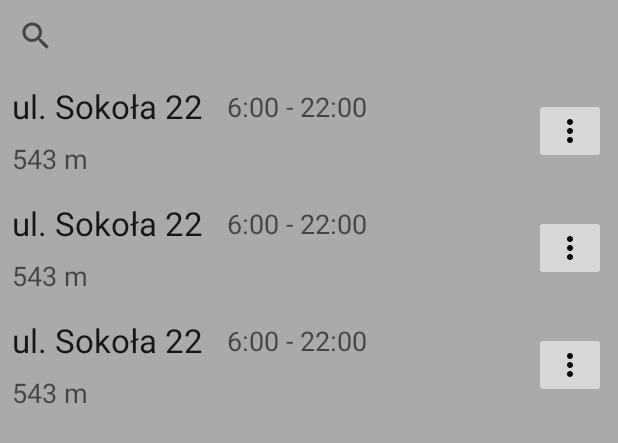
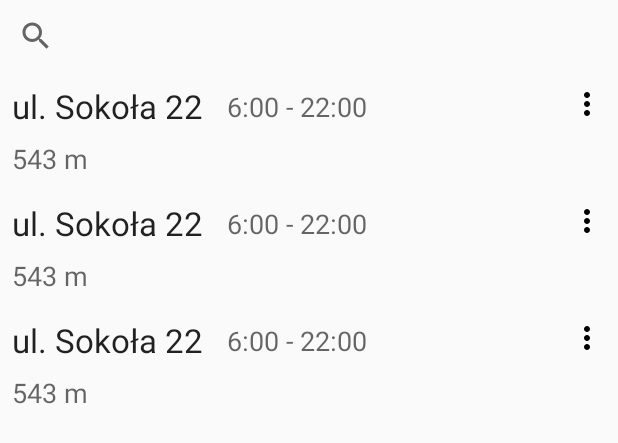
Before and after one commit to asvid/GdzieTaBiedra, an Android app: the layout shoplist_rib.xml on its own in the app's theme, with its tools: preview values and no code run, on a phone screen of 412 x 824 dp. Shown: the top 443 px of the screen. Run offline under Robolectric (Android 15) with nearby library versions, the phone set to English and light mode, and no system bars.

Commit message:
#1 working list with fake data

```diff
--- a/app/src/main/res/layout/shop_list_item.xml
+++ b/app/src/main/res/layout/shop_list_item.xml
@@ -5,21 +5,18 @@
     xmlns:tools="http://schemas.android.com/tools"
     android:layout_width="match_parent"
     android:layout_height="wrap_content"
-    >
+    android:background="?android:attr/selectableItemBackground">
 
     <ImageButton
-      android:id="@+id/imageButton"
-      android:layout_width="wrap_content"
-      android:layout_height="wrap_content"
-      android:layout_marginBottom="8dp"
-      android:layout_marginEnd="8dp"
-      android:layout_marginTop="8dp"
+        android:id="@+id/more_options_button"
+        style="@style/Widget.AppCompat.Button.Borderless.Colored"
+        android:layout_width="42dp"
+        android:layout_height="42dp"
         android:contentDescription="@string/more_actions"
-      app:layout_constraintBottom_toBottomOf="parent"
         app:layout_constraintEnd_toEndOf="parent"
         app:layout_constraintTop_toTopOf="parent"
-      app:srcCompat="@drawable/ic_more_vert_black_24dp"
-      />
+        app:srcCompat="@drawable/ic_more_vert_black_24dp" />
+
     <TextView
         android:id="@+id/shop_address"
         android:layout_width="wrap_content"
@@ -29,8 +26,8 @@
         android:textAppearance="@style/TextAppearance.AppCompat.Large"
         app:layout_constraintStart_toStartOf="parent"
         app:layout_constraintTop_toTopOf="parent"
-      tools:text="ul. Sokoła 22"
-      />
+        tools:text="ul. Sokoła 22" />
+
     <TextView
         android:id="@+id/shop_distance"
         android:layout_width="wrap_content"
@@ -42,8 +39,8 @@
         app:layout_constraintBottom_toBottomOf="parent"
         app:layout_constraintStart_toStartOf="parent"
         app:layout_constraintTop_toBottomOf="@+id/shop_address"
-      tools:text="543 m"
-      />
+        tools:text="543 m" />
+
     <TextView
         android:id="@+id/shop_open_hours"
         android:layout_width="0dp"
@@ -58,6 +55,5 @@
         app:layout_constraintHorizontal_bias="1.0"
         app:layout_constraintStart_toEndOf="@+id/shop_address"
         app:layout_constraintTop_toTopOf="@+id/shop_address"
-      tools:text="6:00 - 22:00"
-      />
+        tools:text="6:00 - 22:00" />
 </android.support.constraint.ConstraintLayout>
--- a/app/src/main/res/layout/shoplist_rib.xml
+++ b/app/src/main/res/layout/shoplist_rib.xml
@@ -4,18 +4,16 @@
     xmlns:tools="http://schemas.android.com/tools"
     android:layout_width="match_parent"
     android:layout_height="match_parent"
-    android:background="@android:color/darker_gray"
-    android:orientation="vertical"
-    >
+    android:orientation="vertical">
+
     <SearchView
         android:id="@+id/shop_search_view"
         android:layout_width="match_parent"
-      android:layout_height="wrap_content"
-      />
+        android:layout_height="wrap_content" />
+
     <android.support.v7.widget.RecyclerView
         android:id="@+id/shops_list"
         android:layout_width="match_parent"
         android:layout_height="match_parent"
-      tools:listitem="@layout/shop_list_item"
-      />
+        tools:listitem="@layout/shop_list_item" />
 </com.hedgehog.gdzietabiedra.ribs.bottomnav.shopslist.ShopsListView>
```
Also changed, not shown: app/src/main/java/com/hedgehog/gdzietabiedra/ribs/bottomnav/shopslist/ShopListAdapter.kt (+8 -2 lines), app/src/main/java/com/hedgehog/gdzietabiedra/ribs/bottomnav/shopslist/ShopsListInteractor.kt (+8 -6 lines), app/src/main/java/com/hedgehog/gdzietabiedra/ribs/bottomnav/shopslist/ShopsListView.kt (+16 -6 lines). Lines whose indentation alone changed are shown as unchanged.
